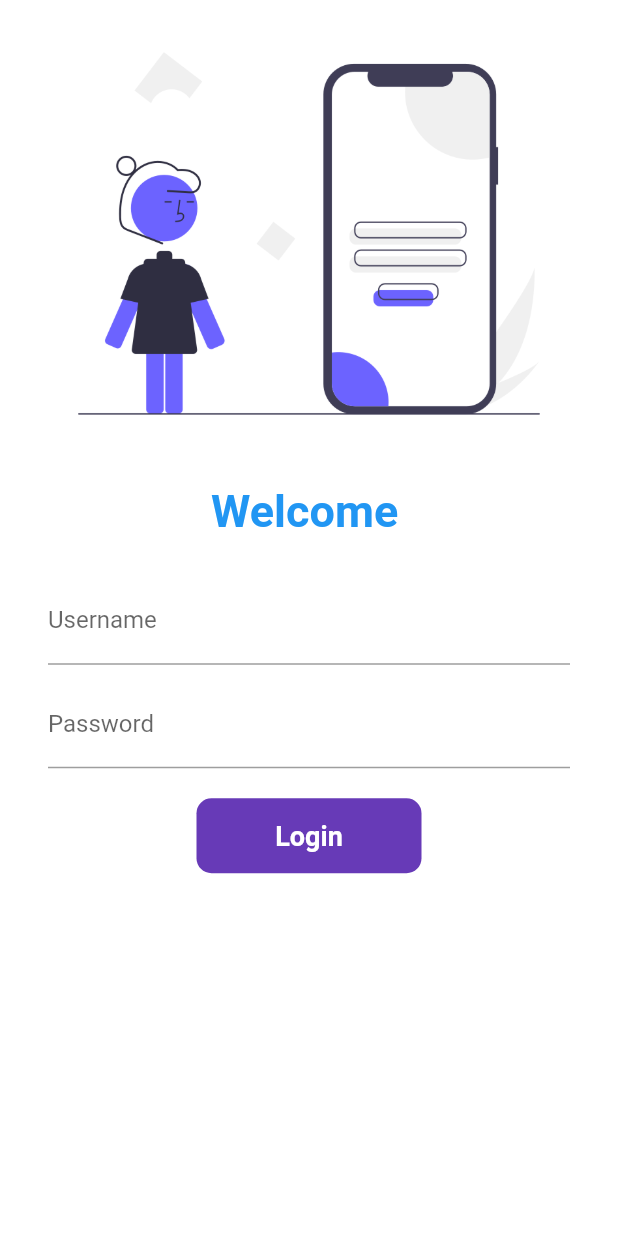
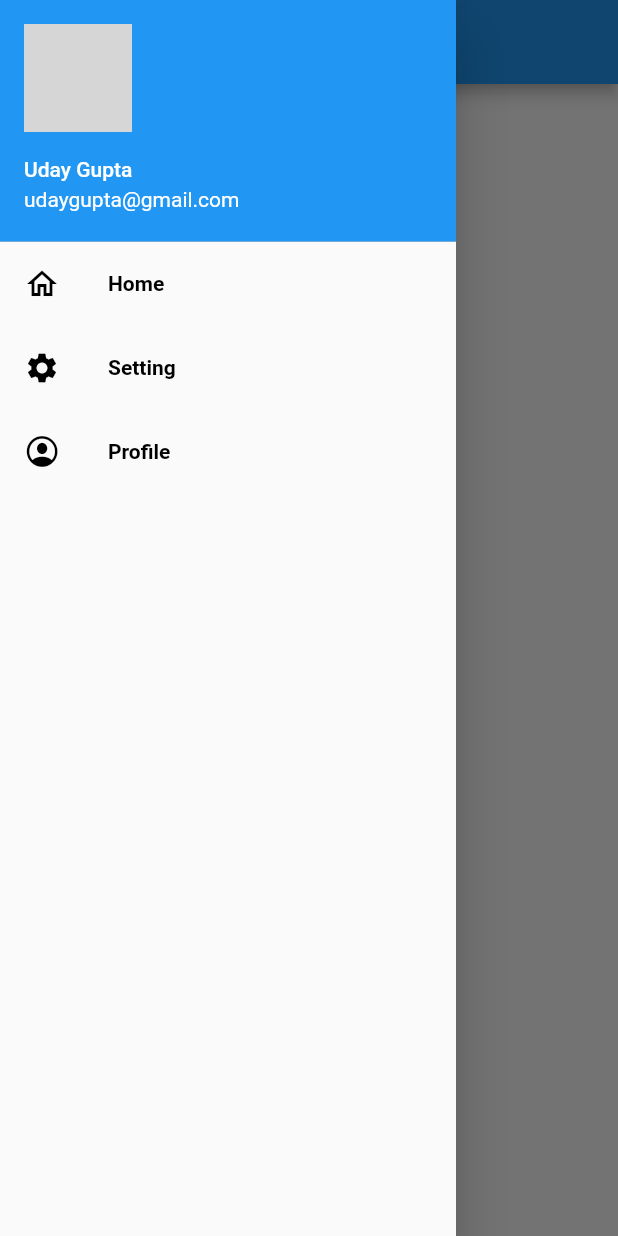
Before and after one commit to uday171197/flutter_app, a Flutter app: the screen it shows after launch, with the side drawer open (before the commit the screen has no drawer), on a phone screen of 412 x 824 dp. Run offline on Flutter 3.47's test engine with Material 2 defaults, Android fonts, the phone set to English and light mode, and no system bars; our stand-ins replace carousel_slider, google_fonts; network calls fail; grey boxes are pictures that could not be loaded.

Commit message:
added drawer

```diff
--- a/lib/main.dart
+++ b/lib/main.dart
@@ -20,11 +20,13 @@ class Myapp extends StatelessWidget {
           brightness: Brightness.light,
           fontFamily: GoogleFonts.lato().fontFamily,
           primaryTextTheme: GoogleFonts.latoTextTheme()),
-      initialRoute: Myroutes.login,
+      initialRoute: Myroutes.homepage,
+      debugShowCheckedModeBanner: false,
       routes: {
         Myroutes.homepage: (context) => homepage(),
         Myroutes.login: (context) => const LoginPage(),
         Myroutes.buyerRoute: (context) => BuyerAuction(),
+        Myroutes.drawerRoute: (context) => BuyerAuction(),
       },
     );
   }
--- a/lib/page/homepage.dart
+++ b/lib/page/homepage.dart
@@ -1,3 +1,4 @@
+import 'package:abc_app/widget/drawer.dart';
 import 'package:flutter/material.dart';
 
 // ignore: camel_case_types
@@ -16,6 +17,7 @@ class homepage extends StatelessWidget {
           child: Text('${days} daya of flutter '),
         ),
       )),
+      drawer: myDrawer(),
     );
   }
 }
--- a/lib/utils/routes.dart
+++ b/lib/utils/routes.dart
@@ -2,4 +2,5 @@ class Myroutes {
   static String homepage = '/';
   static String login = '/login';
   static String buyerRoute = '/buyer';
+  static String drawerRoute = '/buyer';
 }
--- /dev/null
+++ b/lib/widget/drawer.dart
@@ -0,0 +1,67 @@
+import 'dart:ui';
+
+import 'package:flutter/cupertino.dart';
+import 'package:flutter/material.dart';
+
+class myDrawer extends StatelessWidget {
+  myDrawer({Key? key}) : super(key: key);
+
+  String imageUrl =
+      'https://images.askmen.com/1080x540/2016/01/25-021526-facebook_profile_picture_affects_chances_of_getting_hired.jpg';
+  @override
+  Widget build(BuildContext context) {
+    return Drawer(
+      child: Container(
+          // color: Colors.deepPurple,
+          child: ListView(
+        padding: EdgeInsets.zero,
+        children: [
+          DrawerHeader(
+              padding: EdgeInsets.zero,
+              margin: EdgeInsets.zero,
+              child: UserAccountsDrawerHeader(
+                margin: EdgeInsets.zero,
+                accountName: const Text('Uday Gupta'),
+                accountEmail: const Text('udaygupta@gmail.com'),
+                currentAccountPicture: CircleAvatar(
+                  backgroundImage: NetworkImage(imageUrl),
+                ),
+              )),
+          ListTile(
+            leading: Icon(
+              Icons.home_outlined,
+              color: Colors.black,
+            ),
+            title: Text(
+              'Home',
+              style:
+                  TextStyle(color: Colors.black, fontWeight: FontWeight.bold),
+            ),
+          ),
+          ListTile(
+            leading: Icon(
+              Icons.settings,
+              color: Colors.black,
+            ),
+            title: Text(
+              'Setting',
+              style:
+                  TextStyle(color: Colors.black, fontWeight: FontWeight.bold),
+            ),
+          ),
+          ListTile(
+            leading: Icon(
+              CupertinoIcons.profile_circled,
+              color: Colors.black,
+            ),
+            title: Text(
+              'Profile',
+              style:
+                  TextStyle(color: Colors.black, fontWeight: FontWeight.bold),
+            ),
+          ),
+        ],
+      )),
+    );
+  }
+}
```
Also changed, not shown: lib/page/buyer_page.dart (+103 -1 lines).
